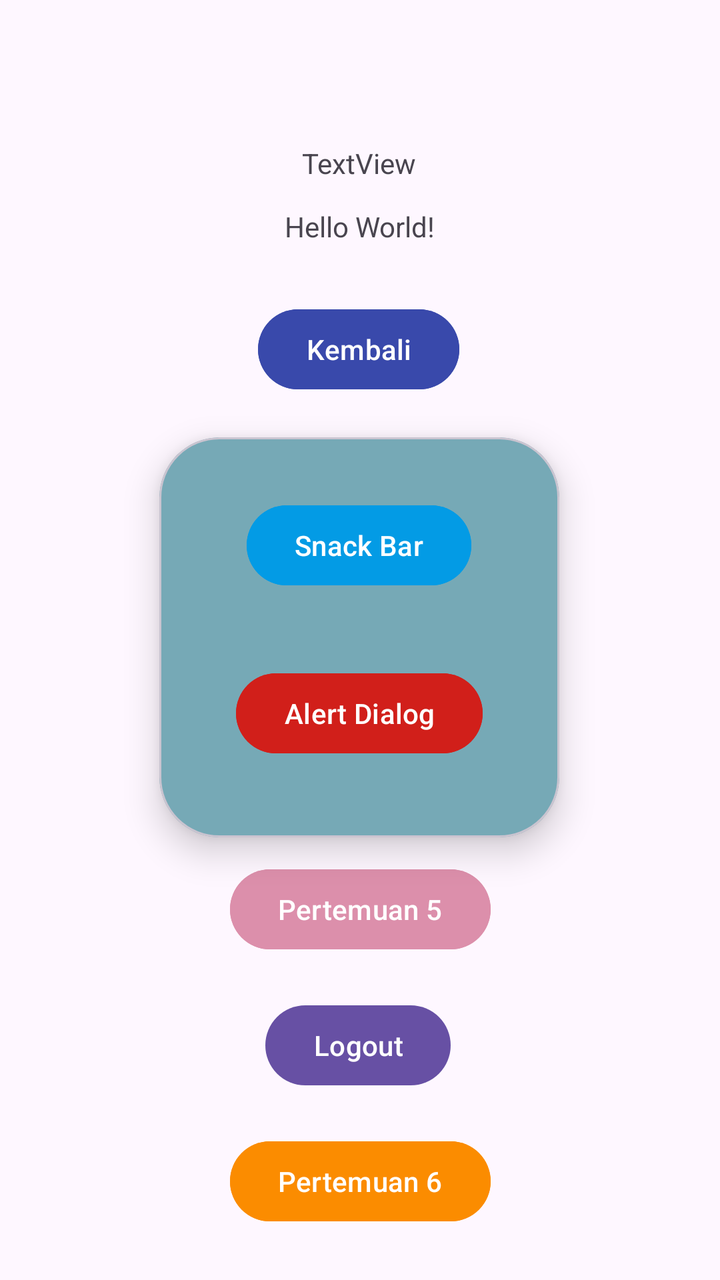
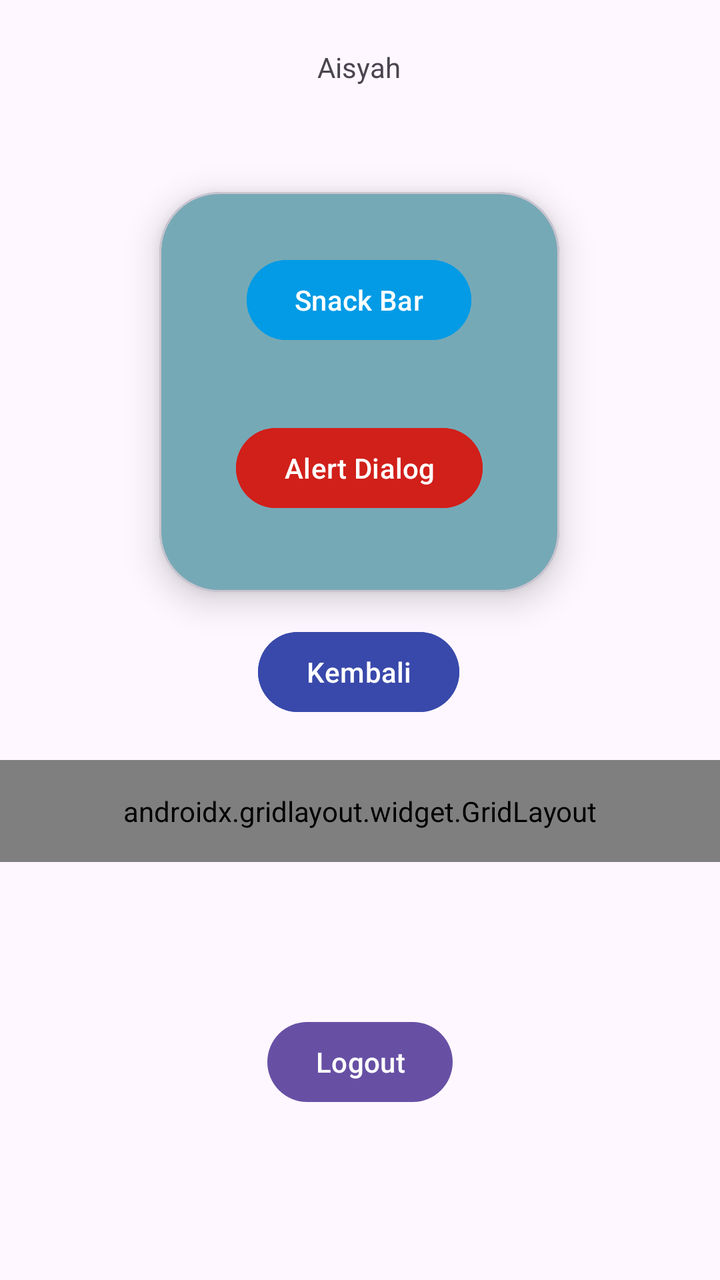

Two renders of the same Android screen: before a commit and after it. Below are the layout's source before the change and the commit's diff.
<!-- AndroidManifest.xml: application theme Theme.Aisyah_3TIC -->
<!-- res/layout/fragment_home.xml -->
<?xml version="1.0" encoding="utf-8"?>
<androidx.constraintlayout.widget.ConstraintLayout xmlns:android="http://schemas.android.com/apk/res/android"
    xmlns:tools="http://schemas.android.com/tools"
    android:layout_width="match_parent"
    android:layout_height="match_parent"
    xmlns:app="http://schemas.android.com/apk/res-auto"
    tools:context=".Home.HomeFragment">

    <TextView
        android:id="@+id/textView2"
        android:layout_width="wrap_content"
        android:layout_height="wrap_content"
        android:text="Hello World!"
        app:layout_constraintBottom_toBottomOf="parent"
        app:layout_constraintEnd_toEndOf="parent"
        app:layout_constraintStart_toStartOf="parent"
        app:layout_constraintTop_toBottomOf="@+id/nama"
        app:layout_constraintVertical_bias="0.024" />

    <Button
        android:id="@+id/btnKembali"
        android:layout_width="wrap_content"
        android:layout_height="wrap_content"
        android:layout_marginTop="28dp"
        android:backgroundTint="#3949AB"
        android:text="Kembali"
        app:layout_constraintEnd_toEndOf="parent"
        app:layout_constraintHorizontal_bias="0.498"
        app:layout_constraintStart_toStartOf="parent"
        app:layout_constraintTop_toBottomOf="@+id/textView2" />

    <TextView
        android:id="@+id/nama"
        android:layout_width="wrap_content"
        android:layout_height="wrap_content"
        android:layout_marginTop="72dp"
        android:text="TextView"
        app:layout_constraintEnd_toEndOf="parent"
        app:layout_constraintHorizontal_bias="0.498"
        app:layout_constraintStart_toStartOf="parent"
        app:layout_constraintTop_toTopOf="parent" />

    <com.google.android.material.card.MaterialCardView
        android:id="@+id/materialCardView"
        android:layout_width="200dp"
        android:layout_height="200dp"
        android:layout_marginTop="20dp"
        android:backgroundTint="#76A9B6"
        app:cardCornerRadius="30dp"
        app:cardElevation="10dp"
        app:layout_constraintEnd_toEndOf="parent"
        app:layout_constraintHorizontal_bias="0.497"
        app:layout_constraintStart_toStartOf="parent"
        app:layout_constraintTop_toBottomOf="@+id/btnKembali">

        <androidx.constraintlayout.widget.ConstraintLayout
            android:layout_width="match_parent"
            android:layout_height="match_parent"
            android:layout_margin="30dp">

            <Button
                android:id="@+id/btnSnackBar"
                android:layout_width="wrap_content"
                android:layout_height="wrap_content"
                android:backgroundTint="#039BE5"
                android:text="Snack Bar"
                app:layout_constraintEnd_toEndOf="parent"
                app:layout_constraintHorizontal_bias="0.498"
                app:layout_constraintStart_toStartOf="parent"
                app:layout_constraintTop_toTopOf="parent" />

            <Button
                android:id="@+id/btnAlertDialog"
                android:layout_width="wrap_content"
                android:layout_height="wrap_content"
                android:layout_marginTop="36dp"
                android:backgroundTint="#D11F1A"
                android:text="Alert Dialog"
                app:layout_constraintEnd_toEndOf="parent"
                app:layout_constraintStart_toStartOf="parent"
                app:layout_constraintTop_toBottomOf="@+id/btnSnackBar" />


        </androidx.constraintlayout.widget.ConstraintLayout>

    </com.google.android.material.card.MaterialCardView>

    <Button
        android:id="@+id/btnToLima"
        android:layout_width="wrap_content"
        android:layout_height="wrap_content"
        android:layout_marginTop="12dp"
        android:backgroundTint="#DC8FAB"
        android:text="Pertemuan 5"
        app:layout_constraintEnd_toEndOf="parent"
        app:layout_constraintStart_toStartOf="parent"
        app:layout_constraintTop_toBottomOf="@+id/materialCardView" />

    <Button
        android:id="@+id/btnLogout"
        android:layout_width="wrap_content"
        android:layout_height="wrap_content"
        android:layout_marginTop="20dp"
        android:text="Logout"
        app:layout_constraintEnd_toEndOf="parent"
        app:layout_constraintHorizontal_bias="0.496"
        app:layout_constraintStart_toStartOf="parent"
        app:layout_constraintTop_toBottomOf="@+id/btnToLima" />

    <Button
        android:id="@+id/btnToEnam"
        android:layout_width="wrap_content"
        android:layout_height="wrap_content"
        android:layout_marginTop="20dp"
        android:backgroundTint="#FB8C00"
        android:text="Pertemuan 6"
        app:layout_constraintEnd_toEndOf="parent"
        app:layout_constraintStart_toStartOf="parent"
        app:layout_constraintTop_toBottomOf="@+id/btnLogout" />

</androidx.constraintlayout.widget.ConstraintLayout>
<!-- resources referenced by this layout -->
<resources>
  <style name="Theme.Aisyah_3TIC" parent="Base.Theme.Aisyah_3TIC" />
  <style name="Base.Theme.Aisyah_3TIC" parent="Theme.Material3.DayNight.NoActionBar">
          
          
      </style>
</resources>

<!-- the commit's change to res/layout/fragment_home.xml (unified diff, before → after) -->
@@ -6,35 +6,24 @@
     xmlns:app="http://schemas.android.com/apk/res-auto"
     tools:context=".Home.HomeFragment">
 
-    <TextView
-        android:id="@+id/textView2"
-        android:layout_width="wrap_content"
-        android:layout_height="wrap_content"
-        android:text="Hello World!"
-        app:layout_constraintBottom_toBottomOf="parent"
-        app:layout_constraintEnd_toEndOf="parent"
-        app:layout_constraintStart_toStartOf="parent"
-        app:layout_constraintTop_toBottomOf="@+id/nama"
-        app:layout_constraintVertical_bias="0.024" />
-
     <Button
         android:id="@+id/btnKembali"
         android:layout_width="wrap_content"
         android:layout_height="wrap_content"
-        android:layout_marginTop="28dp"
+        android:layout_marginTop="16dp"
         android:backgroundTint="#3949AB"
         android:text="Kembali"
         app:layout_constraintEnd_toEndOf="parent"
         app:layout_constraintHorizontal_bias="0.498"
         app:layout_constraintStart_toStartOf="parent"
-        app:layout_constraintTop_toBottomOf="@+id/textView2" />
+        app:layout_constraintTop_toBottomOf="@+id/materialCardView" />
 
     <TextView
         android:id="@+id/nama"
         android:layout_width="wrap_content"
         android:layout_height="wrap_content"
-        android:layout_marginTop="72dp"
-        android:text="TextView"
+        android:layout_marginTop="24dp"
+        android:text="Aisyah"
         app:layout_constraintEnd_toEndOf="parent"
         app:layout_constraintHorizontal_bias="0.498"
         app:layout_constraintStart_toStartOf="parent"
@@ -44,14 +33,14 @@
         android:id="@+id/materialCardView"
         android:layout_width="200dp"
         android:layout_height="200dp"
-        android:layout_marginTop="20dp"
+        android:layout_marginTop="96dp"
         android:backgroundTint="#76A9B6"
         app:cardCornerRadius="30dp"
         app:cardElevation="10dp"
         app:layout_constraintEnd_toEndOf="parent"
         app:layout_constraintHorizontal_bias="0.497"
         app:layout_constraintStart_toStartOf="parent"
-        app:layout_constraintTop_toBottomOf="@+id/btnKembali">
+        app:layout_constraintTop_toTopOf="parent">
 
         <androidx.constraintlayout.widget.ConstraintLayout
             android:layout_width="match_parent"
@@ -80,42 +69,70 @@
                 app:layout_constraintStart_toStartOf="parent"
                 app:layout_constraintTop_toBottomOf="@+id/btnSnackBar" />
 
-
         </androidx.constraintlayout.widget.ConstraintLayout>
 
     </com.google.android.material.card.MaterialCardView>
 
-    <Button
-        android:id="@+id/btnToLima"
-        android:layout_width="wrap_content"
+    <androidx.gridlayout.widget.GridLayout
+        android:id="@+id/gridMenu"
+        android:layout_width="0dp"
         android:layout_height="wrap_content"
-        android:layout_marginTop="12dp"
-        android:backgroundTint="#DC8FAB"
-        android:text="Pertemuan 5"
+        android:layout_marginTop="84dp"
+        android:padding="16dp"
+        app:columnCount="2"
         app:layout_constraintEnd_toEndOf="parent"
+        app:layout_constraintHorizontal_bias="0.0"
         app:layout_constraintStart_toStartOf="parent"
-        app:layout_constraintTop_toBottomOf="@+id/materialCardView" />
+        app:layout_constraintTop_toBottomOf="@+id/materialCardView">
+
+        <Button
+            android:id="@+id/btnToLima"
+            android:layout_width="wrap_content"
+            android:layout_height="wrap_content"
+            android:backgroundTint="#DC8FAB"
+            android:text="Pertemuan 5"
+            app:layout_columnWeight="1"
+            app:layout_constraintEnd_toEndOf="parent"
+            app:layout_constraintStart_toStartOf="parent"
+            app:layout_constraintTop_toBottomOf="@+id/materialCardView"
+            app:layout_gravity="fill_horizontal" />
+
+        <Button
+            android:id="@+id/btnToEnam"
+            android:layout_width="wrap_content"
+            android:layout_height="wrap_content"
+            android:backgroundTint="#FB8C00"
+            android:text="Pertemuan 6"
+            app:layout_columnWeight="1"
+            app:layout_constraintEnd_toEndOf="parent"
+            app:layout_constraintHorizontal_bias="0.503"
+            app:layout_constraintStart_toStartOf="parent"
+            app:layout_constraintTop_toBottomOf="@+id/btnLogout"
+            app:layout_gravity="fill_horizontal" />
+
+        <Button
+            android:id="@+id/btnToNinth"
+            android:layout_width="wrap_content"
+            android:layout_height="wrap_content"
+            android:backgroundTint="#64192F"
+            android:text="Pertemuan 9"
+            app:layout_columnWeight="1"
+            app:layout_constraintEnd_toEndOf="parent"
+            app:layout_constraintStart_toStartOf="parent"
+            app:layout_constraintTop_toBottomOf="@+id/btnToEnam"
+            app:layout_gravity="fill_horizontal" />
+
+    </androidx.gridlayout.widget.GridLayout>
 
     <Button
         android:id="@+id/btnLogout"
         android:layout_width="wrap_content"
         android:layout_height="wrap_content"
-        android:layout_marginTop="20dp"
+        android:layout_marginTop="76dp"
         android:text="Logout"
         app:layout_constraintEnd_toEndOf="parent"
-        app:layout_constraintHorizontal_bias="0.496"
         app:layout_constraintStart_toStartOf="parent"
-        app:layout_constraintTop_toBottomOf="@+id/btnToLima" />
-
-    <Button
-        android:id="@+id/btnToEnam"
-        android:layout_width="wrap_content"
-        android:layout_height="wrap_content"
-        android:layout_marginTop="20dp"
-        android:backgroundTint="#FB8C00"
-        android:text="Pertemuan 6"
-        app:layout_constraintEnd_toEndOf="parent"
-        app:layout_constraintStart_toStartOf="parent"
-        app:layout_constraintTop_toBottomOf="@+id/btnLogout" />
+        app:layout_constraintTop_toBottomOf="@+id/gridMenu"
+        app:layout_gravity="fill_horizontal" />
 
 </androidx.constraintlayout.widget.ConstraintLayout>
